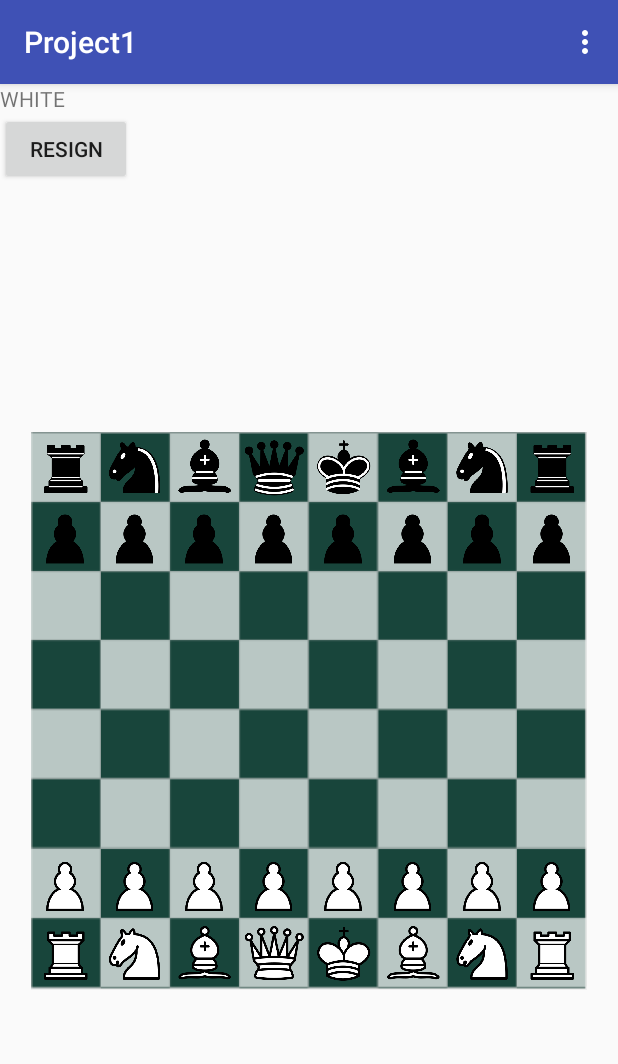
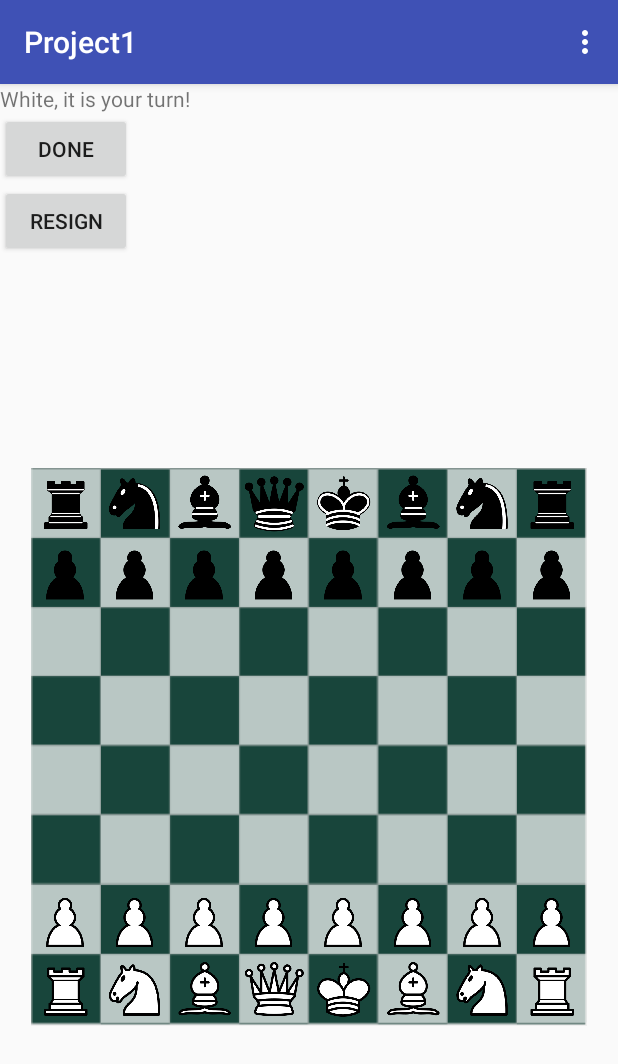
Before and after one commit to schaferandrew/Chess, an Android app: the ChessActivity screen opened directly, with no data from a screen before it, on a phone screen of 412 x 824 dp. Shown: the top 1064 px of the screen. Run offline under Robolectric (Android 15) with nearby library versions, the phone set to English and light mode, and no system bars.

```diff
--- a/app/src/main/java/edu/msu/blaida/project1/Board.java
+++ b/app/src/main/java/edu/msu/blaida/project1/Board.java
@@ -20,6 +20,7 @@ import org.w3c.dom.Text;
 import java.util.ArrayList;
 import java.util.Arrays;
 
+import static edu.msu.blaida.project1.R.id.contentPanel;
 import static edu.msu.blaida.project1.R.id.textView;
 import static java.lang.Math.floor;
 
@@ -83,6 +84,9 @@ public class Board {
 
     private Context context = null;
     private TextView playerIndicator;
+    private ChessView view;
+    private Activity activity;
+
 
     public Piece[][] getBoard() {
         return board;
@@ -94,6 +98,13 @@ public class Board {
     public void setPlayerIndicator(TextView playerIndicator) {
         this.playerIndicator = playerIndicator;
     }
+    public void setActivity(Activity activity) {
+        this.activity = activity;
+    }
+    public void setView(ChessView view) {
+        this.view = view;
+    }
+
     /**
      * Save the board to a bundle
      * @param bundle The bundle we save to
@@ -163,8 +174,10 @@ public class Board {
         board[7][7] = new Rook(context, 15/16f, 15/16f, 1);
 
     }
+    public void resign() {
 
-    public void draw(Canvas canvas, Activity activity) {
+    }
+    public void draw(Canvas canvas) {
 
         int wid = canvas.getWidth();
         int hit = canvas.getHeight();
@@ -210,9 +223,9 @@ public class Board {
         }
 
         if (playerTurn == 1) {
-            playerIndicator.setText("WHITE");
+            playerIndicator.setText(context.getResources().getString(R.string.player_one_turn));
         } else {
-            playerIndicator.setText("BLACK");
+            playerIndicator.setText(context.getResources().getString(R.string.player_two_turn));
         }
     }
 
@@ -316,6 +329,7 @@ public class Board {
                 } else {
                     board[end.y][end.x] = new Bishop(context, 7/16f, 15/16f, piece.getPlayer());
                 }
+                view.invalidate();
             }
         });
 
@@ -329,6 +343,7 @@ public class Board {
             getPromotion(piece, end);
         } else if (piece.getPlayer() == 2 && end.y == 7){
             getPromotion(piece, end);
+
         }
     }
 
--- a/app/src/main/java/edu/msu/blaida/project1/ChessActivity.java
+++ b/app/src/main/java/edu/msu/blaida/project1/ChessActivity.java
@@ -8,6 +8,8 @@ import android.os.Bundle;
 import android.view.Menu;
 import android.view.MenuInflater;
 import android.view.MenuItem;
+import android.view.View;
+import android.widget.Button;
 import android.widget.TextView;
 
 public class ChessActivity extends AppCompatActivity {
@@ -23,14 +25,22 @@ public class ChessActivity extends AppCompatActivity {
     protected void onCreate(Bundle bundle) {
         super.onCreate(bundle);
         setContentView(R.layout.activity_chess);
-        ChessView view = (ChessView)this.findViewById(R.id.chessView);
-        view.setActivity(this);
+
+        final ChessView view = (ChessView)this.findViewById(R.id.chessView);
+        final Button resign = (Button) findViewById(R.id.btnResign);
+        final Board board = view.getBoard();
+        board.setPlayerIndicator((TextView) findViewById(R.id.playerIndicator));
+
         if(bundle != null) {
             // We have saved state
             view.loadInstanceState(bundle);
-
         }
 
+        resign.setOnClickListener(new View.OnClickListener() {
+            public void onClick(View v) {
+                board.resign();
+            }
+        });
 
     }
     @Override
--- a/app/src/main/java/edu/msu/blaida/project1/ChessView.java
+++ b/app/src/main/java/edu/msu/blaida/project1/ChessView.java
@@ -16,21 +16,18 @@ import org.w3c.dom.Text;
  * Custom view class for our Puzzle.
  */
 public class ChessView extends View {
+
+
     /**
      * The actual puzzle
      */
     private Board board;
-    private Activity activity;
 
-    public void setActivity(Activity a) {
-        activity = a;
-    }
     public ChessView(Context context) {
         super(context);
         init(null, 0);
 
     }
-
     public ChessView(Context context, AttributeSet attrs) {
         super(context, attrs);
         init(attrs, 0);
@@ -58,15 +55,18 @@ public class ChessView extends View {
 
     private void init(AttributeSet attrs, int defStyle) {
         board = new edu.msu.blaida.project1.Board(getContext());
+        board.setView(this);
         setWillNotDraw(false);
     }
-
+    public Board getBoard() {
+        return board;
+    }
 
     @Override
     protected void onDraw(Canvas canvas) {
         super.onDraw(canvas);
-        board.setPlayerIndicator((TextView)activity.findViewById(R.id.playerIndicator));
-        board.draw(canvas, activity);
+        board.draw(canvas);
+
     }
 
     @Override
--- a/app/src/main/res/layout/activity_chess.xml
+++ b/app/src/main/res/layout/activity_chess.xml
@@ -16,6 +16,12 @@
         tools:text="@string/player_one_turn" />
 
     <Button
+        android:id="@+id/button"
+        android:layout_width="wrap_content"
+        android:layout_height="wrap_content"
+        android:text="@string/player_done" />
+
+    <Button
         android:id="@+id/btnResign"
         android:layout_width="wrap_content"
         android:layout_height="wrap_content"
--- a/app/src/main/res/values/strings.xml
+++ b/app/src/main/res/values/strings.xml
@@ -12,6 +12,8 @@
     <string name="player_one_input">Player 1 (WHITE)</string>
     <string name="player_two_input">Player 2 (BLACK)</string>
     <string name="player_resign">Resign</string>
+    <string name="player_done">Done</string>
+
 
 
 </resources>
```
